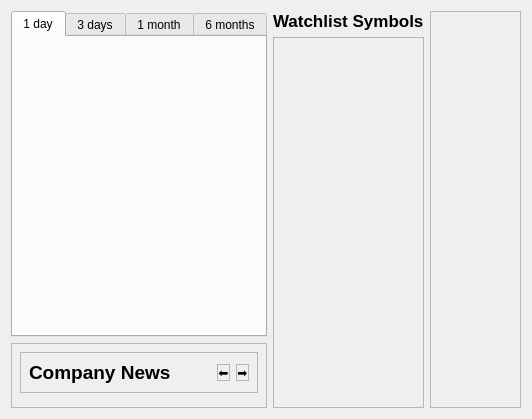
Qt form src/gui/homepage.ui (guruprerana/trading-platform-pp) before a commit.
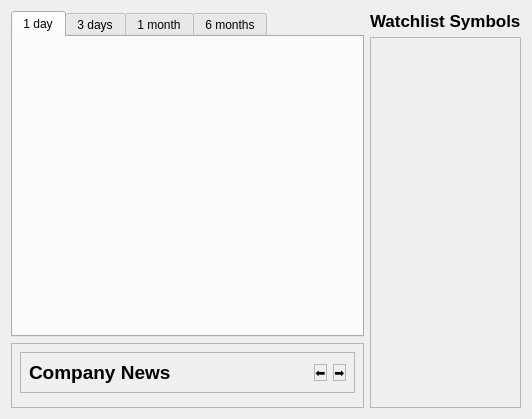
The same form after that commit.

Commit message: display one stock summary per stock in watch list

```diff
--- a/src/gui/homepage.ui
+++ b/src/gui/homepage.ui
@@ -171,56 +171,7 @@
     </layout>
    </item>
    <item>
-    <widget class="QScrollArea" name="scrollArea">
-     <property name="sizePolicy">
-      <sizepolicy hsizetype="Expanding" vsizetype="Expanding">
-       <horstretch>0</horstretch>
-       <verstretch>0</verstretch>
-      </sizepolicy>
-     </property>
-     <property name="maximumSize">
-      <size>
-       <width>300</width>
-       <height>16777215</height>
-      </size>
-     </property>
-     <property name="widgetResizable">
-      <bool>true</bool>
-     </property>
-     <widget class="QWidget" name="scrollAreaWidgetContents">
-      <property name="geometry">
-       <rect>
-        <x>0</x>
-        <y>0</y>
-        <width>89</width>
-        <height>399</height>
-       </rect>
-      </property>
-      <property name="sizePolicy">
-       <sizepolicy hsizetype="Expanding" vsizetype="Expanding">
-        <horstretch>0</horstretch>
-        <verstretch>0</verstretch>
-       </sizepolicy>
-      </property>
-      <property name="maximumSize">
-       <size>
-        <width>300</width>
-        <height>16777215</height>
-       </size>
-      </property>
-      <widget class="QWidget" name="verticalLayoutWidget">
-       <property name="geometry">
-        <rect>
-         <x>50</x>
-         <y>0</y>
-         <width>2</width>
-         <height>401</height>
-        </rect>
-       </property>
-       <layout class="QVBoxLayout" name="watchlistSummaryDisplayLayout"/>
-      </widget>
-     </widget>
-    </widget>
+    <layout class="QVBoxLayout" name="watchlistSummaryDisplayLayout"/>
    </item>
   </layout>
  </widget>
```
The commit also changes 6 other files.
